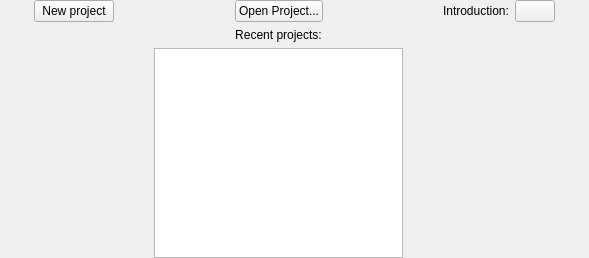
Before: the Qt Designer form plan/libs/ui/welcome/WelcomeView.ui in KDE/calligra, drawn with Qt 5.
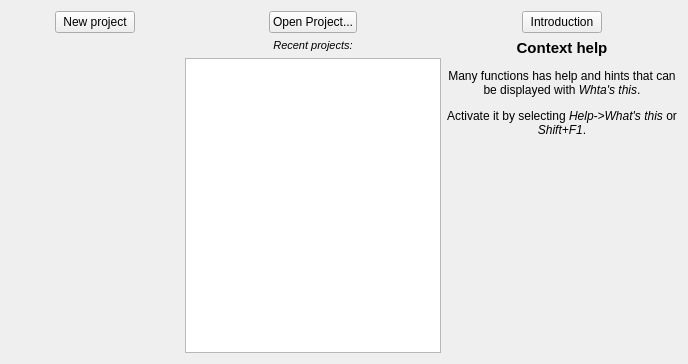
After: the same form once the commit is applied. Icons and pictures are not drawn.

Commit message: Plan: Polish WelcomeView

```diff
--- a/plan/libs/ui/welcome/WelcomeView.ui
+++ b/plan/libs/ui/welcome/WelcomeView.ui
@@ -6,37 +6,29 @@
    <rect>
     <x>0</x>
     <y>0</y>
-    <width>589</width>
-    <height>258</height>
+    <width>688</width>
+    <height>364</height>
    </rect>
   </property>
-  <layout class="QGridLayout" name="gridLayout">
-   <property name="leftMargin">
-    <number>0</number>
-   </property>
-   <property name="topMargin">
-    <number>0</number>
-   </property>
-   <property name="rightMargin">
-    <number>0</number>
-   </property>
-   <property name="bottomMargin">
-    <number>0</number>
-   </property>
-   <item row="0" column="2">
-    <spacer name="horizontalSpacer_4">
+  <layout class="QHBoxLayout" name="horizontalLayout_4">
+   <item>
+    <layout class="QVBoxLayout" name="verticalLayout_3">
+     <item>
+      <layout class="QHBoxLayout" name="horizontalLayout_2">
+       <item>
+        <spacer name="horizontalSpacer_2">
      <property name="orientation">
       <enum>Qt::Horizontal</enum>
      </property>
      <property name="sizeHint" stdset="0">
       <size>
-       <width>40</width>
-       <height>20</height>
+           <width>13</width>
+           <height>14</height>
       </size>
      </property>
     </spacer>
    </item>
-   <item row="0" column="1">
+       <item>
     <widget class="QPushButton" name="newProjectBtn">
      <property name="text">
       <string>New project</string>
@@ -47,8 +39,6 @@
      </property>
     </widget>
    </item>
-   <item row="0" column="3">
-    <layout class="QHBoxLayout" name="horizontalLayout_2">
      <item>
       <spacer name="horizontalSpacer_6">
        <property name="orientation">
@@ -56,6 +46,40 @@
        </property>
        <property name="sizeHint" stdset="0">
         <size>
+           <width>13</width>
+           <height>17</height>
+          </size>
+         </property>
+        </spacer>
+       </item>
+      </layout>
+     </item>
+     <item>
+      <spacer name="verticalSpacer_2">
+       <property name="orientation">
+        <enum>Qt::Vertical</enum>
+       </property>
+       <property name="sizeHint" stdset="0">
+        <size>
+         <width>20</width>
+         <height>40</height>
+        </size>
+       </property>
+      </spacer>
+     </item>
+    </layout>
+   </item>
+   <item>
+    <layout class="QVBoxLayout" name="verticalLayout">
+     <item>
+      <layout class="QHBoxLayout" name="horizontalLayout">
+       <item>
+        <spacer name="horizontalSpacer_4">
+         <property name="orientation">
+          <enum>Qt::Horizontal</enum>
+         </property>
+         <property name="sizeHint" stdset="0">
+          <size>
          <width>40</width>
          <height>20</height>
         </size>
@@ -84,52 +108,17 @@
      </item>
     </layout>
    </item>
-   <item row="0" column="5">
-    <layout class="QHBoxLayout" name="horizontalLayout">
      <item>
-      <widget class="QLabel" name="label_2">
-       <property name="text">
-        <string>Introduction:</string>
-       </property>
-      </widget>
-     </item>
-     <item>
-      <widget class="QPushButton" name="introductionBtn">
-       <property name="text">
-        <string/>
-       </property>
-       <property name="icon">
-        <iconset theme="help-hint">
-         <normaloff>.</normaloff>.</iconset>
-       </property>
-      </widget>
-     </item>
-     <item>
-      <spacer name="horizontalSpacer_3">
-       <property name="orientation">
-        <enum>Qt::Horizontal</enum>
-       </property>
-       <property name="sizeHint" stdset="0">
-        <size>
-         <width>40</width>
-         <height>20</height>
-        </size>
-       </property>
-      </spacer>
-     </item>
-    </layout>
-   </item>
-   <item row="1" column="3">
     <widget class="QLabel" name="label">
      <property name="text">
-      <string>Recent projects:</string>
+        <string>&lt;html&gt;&lt;head/&gt;&lt;body&gt;&lt;p&gt;&lt;span style=&quot; font-size:8pt; font-style:italic;&quot;&gt;Recent projects:&lt;/span&gt;&lt;/p&gt;&lt;/body&gt;&lt;/html&gt;</string>
      </property>
      <property name="alignment">
       <set>Qt::AlignCenter</set>
      </property>
     </widget>
    </item>
-   <item row="2" column="3">
+     <item>
     <widget class="QTableView" name="recentProjects">
      <property name="frameShadow">
       <enum>QFrame::Plain</enum>
@@ -148,20 +137,13 @@
      </attribute>
     </widget>
    </item>
-   <item row="0" column="0">
-    <spacer name="horizontalSpacer_2">
-     <property name="orientation">
-      <enum>Qt::Horizontal</enum>
-     </property>
-     <property name="sizeHint" stdset="0">
-      <size>
-       <width>40</width>
-       <height>20</height>
-      </size>
-     </property>
-    </spacer>
+    </layout>
    </item>
-   <item row="0" column="4">
+   <item>
+    <layout class="QVBoxLayout" name="verticalLayout_2">
+     <item>
+      <layout class="QHBoxLayout" name="horizontalLayout_3">
+       <item>
     <spacer name="horizontalSpacer_5">
      <property name="orientation">
       <enum>Qt::Horizontal</enum>
@@ -173,6 +155,66 @@
       </size>
      </property>
     </spacer>
+       </item>
+       <item>
+        <widget class="QPushButton" name="introductionBtn">
+         <property name="whatsThis">
+          <string comment="@info:whatsthis">&lt;html&gt;&lt;head/&gt;&lt;body&gt;&lt;p&gt;&lt;span style=&quot; font-weight:600;&quot;&gt;A Short Introduction to Plan&lt;/span&gt;&lt;/p&gt;&lt;p&gt;These introductory pages gives you hints and tips on what you can use Plan for, and how to use it.&lt;/p&gt;&lt;/body&gt;&lt;/html&gt;</string>
+         </property>
+         <property name="text">
+          <string>Introduction</string>
+         </property>
+         <property name="icon">
+          <iconset theme="help-hint">
+           <normaloff>.</normaloff>.</iconset>
+         </property>
+        </widget>
+       </item>
+       <item>
+        <spacer name="horizontalSpacer_3">
+         <property name="orientation">
+          <enum>Qt::Horizontal</enum>
+         </property>
+         <property name="sizeHint" stdset="0">
+          <size>
+           <width>40</width>
+           <height>20</height>
+          </size>
+         </property>
+        </spacer>
+       </item>
+      </layout>
+     </item>
+     <item>
+      <widget class="QLabel" name="label_2">
+       <property name="text">
+        <string>&lt;html&gt;&lt;head/&gt;&lt;body&gt;&lt;p&gt;&lt;span style=&quot; font-size:11pt; font-weight:600;&quot;&gt;Context help&lt;/span&gt;&lt;/p&gt;&lt;p&gt;Many functions has help and hints that can be displayed with &lt;span style=&quot; font-style:italic;&quot;&gt;Whta's this&lt;/span&gt;.&lt;/p&gt;&lt;p&gt;Activate it by selecting &lt;span style=&quot; font-style:italic;&quot;&gt;Help-&amp;gt;What's this&lt;/span&gt; or &lt;span style=&quot; font-style:italic;&quot;&gt;Shift+F1&lt;/span&gt;.&lt;/p&gt;&lt;/body&gt;&lt;/html&gt;</string>
+       </property>
+       <property name="scaledContents">
+        <bool>true</bool>
+       </property>
+       <property name="alignment">
+        <set>Qt::AlignHCenter|Qt::AlignTop</set>
+       </property>
+       <property name="wordWrap">
+        <bool>true</bool>
+       </property>
+      </widget>
+     </item>
+     <item>
+      <spacer name="verticalSpacer">
+       <property name="orientation">
+        <enum>Qt::Vertical</enum>
+       </property>
+       <property name="sizeHint" stdset="0">
+        <size>
+         <width>20</width>
+         <height>40</height>
+        </size>
+       </property>
+      </spacer>
+     </item>
+    </layout>
    </item>
   </layout>
  </widget>
```
Left out of the diff: 13 changed lines with no effect on the pictures. Lines whose indentation alone changed are shown as unchanged.
